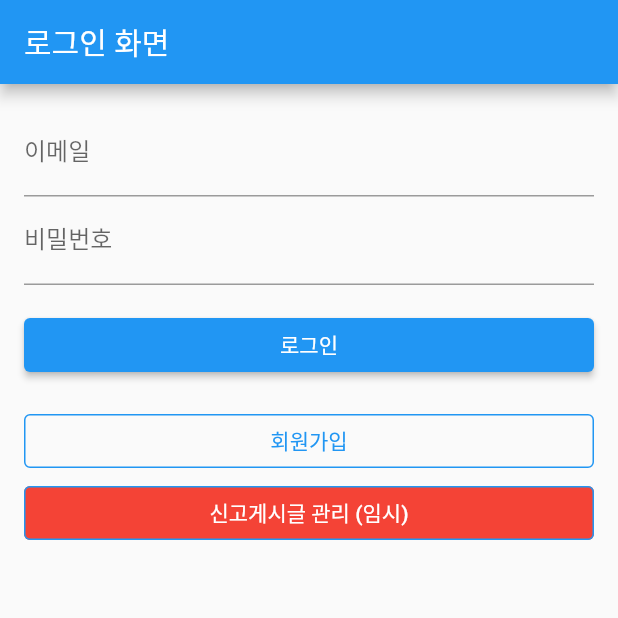
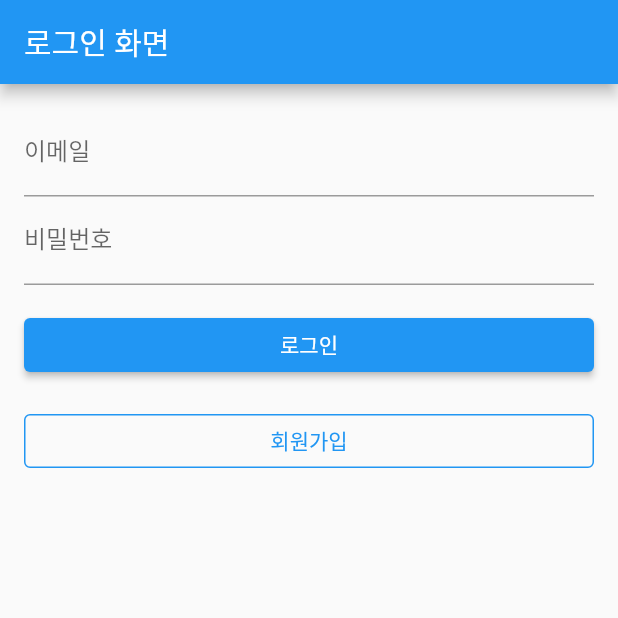
Before and after one commit to ehfdkdhswlgh/live_accident_application, a Flutter app: the screen it shows after launch, on a phone screen of 412 x 824 dp, the top half of it. Run offline on Flutter 3.47's test engine with Material 2 defaults, Android fonts, the phone set to English and light mode, and no system bars; our stand-ins replace cached_network_image, carousel_slider, cloud_firestore, firebase_auth, firebase_core, firebase_storage and 7 more; accounts and stored records are empty.

```diff
--- a/lib/haechan/login.dart
+++ b/lib/haechan/login.dart
@@ -214,25 +214,29 @@ class _MyHomePageState extends State<MyHomePage> {
                   child: Text('회원가입'),
                 ),
               ),
-              SizedBox(
-                width: double.infinity,
-                child: OutlinedButton(
-                  style: OutlinedButton.styleFrom(
-                    foregroundColor: Colors.white,
-                    backgroundColor: Colors.red,
-                    side: BorderSide(color: Colors.blue),
-                  ),
-                  onPressed: () {
-                    Navigator.push(
-                      context,
-                      MaterialPageRoute(
-                        builder: (context) => ReportManagementScreen(),
-                      ),
-                    );
-                  },
-                  child: Text('신고게시글 관리 (임시)'),
-                ),
-              )
+
+
+              // SizedBox(
+              //   width: double.infinity,
+              //   child: OutlinedButton(
+              //     style: OutlinedButton.styleFrom(
+              //       foregroundColor: Colors.white,
+              //       backgroundColor: Colors.red,
+              //       side: BorderSide(color: Colors.blue),
+              //     ),
+              //     onPressed: () {
+              //       Navigator.push(
+              //         context,
+              //         MaterialPageRoute(
+              //           builder: (context) => ReportManagementScreen(),
+              //         ),
+              //       );
+              //     },
+              //     child: Text('신고게시글 관리 (임시)'),
+              //   ),
+              // )
+
+
               // SizedBox(
               //   width: double.infinity,
               //   child: ElevatedButton.icon(
```
Also changed, not shown: lib/haechan/profile.dart (+32 -8 lines).
